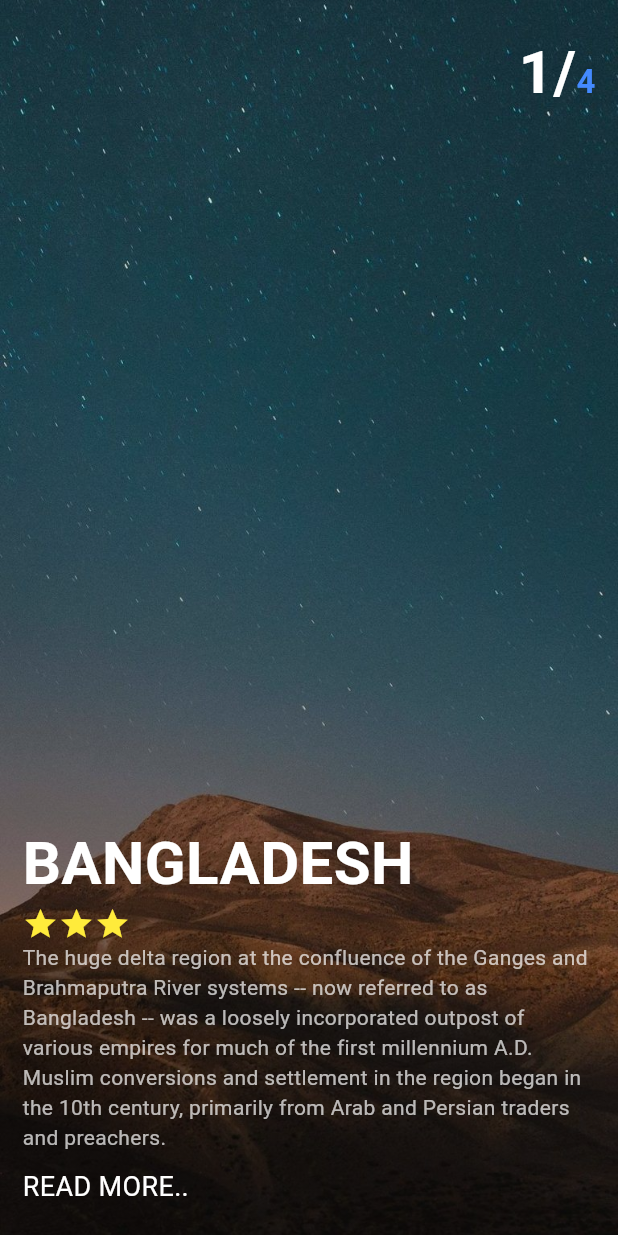
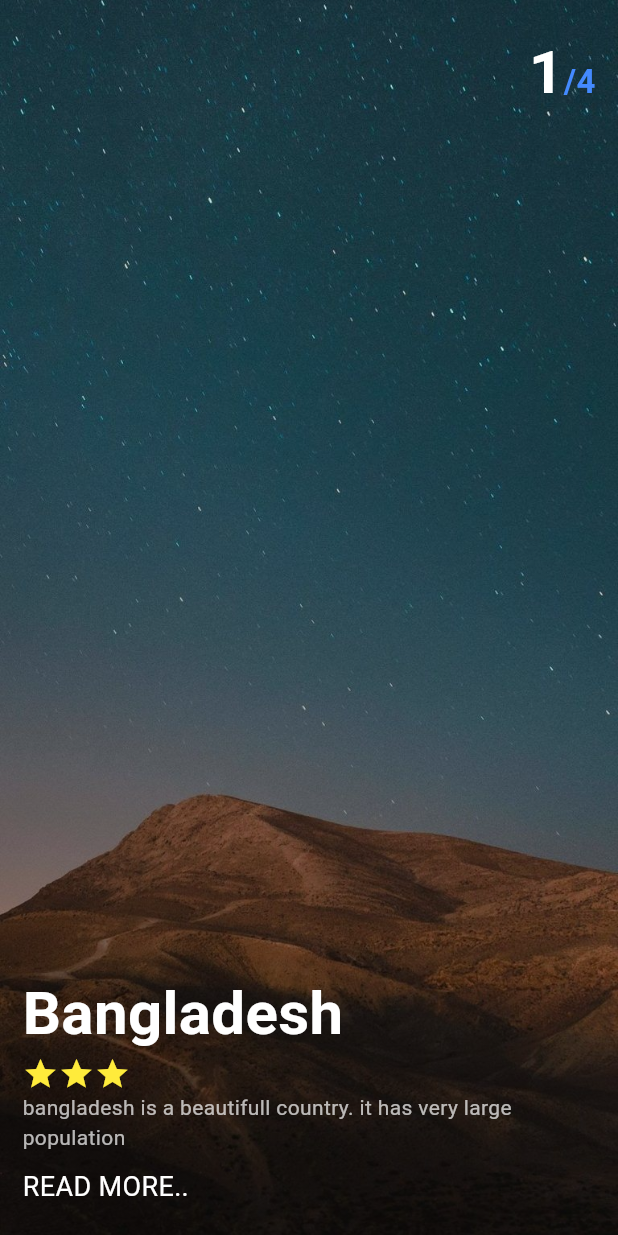
Before and after one commit to alazad214/Trip-App-UI-Design, a Flutter app: the screen it shows after launch, on a phone screen of 412 x 824 dp. Run offline on Flutter 3.47's test engine with Material 3 defaults, Android fonts, the phone set to English and light mode, and no system bars; our stand-ins replace get, lottie.

Commit message:
ui added

```diff
--- a/lib/screens/home_screen.dart
+++ b/lib/screens/home_screen.dart
@@ -9,25 +9,24 @@ class HomeScreen extends StatelessWidget {
       body: SafeArea(
         child: PageView(
           children: [
-            makepage(),
-            Container(
-              decoration: const BoxDecoration(color: Colors.amberAccent),
-            ),
-            Container(
-              decoration: const BoxDecoration(color: Colors.deepOrange),
-            ),
+            makepage("assets/images/pic1.jpg", "1", "Bangladesh",
+                "bangladesh is a beautifull country. it has very large population"),
+            makepage("assets/images/pic2.jpg", "2", "Pakistan",
+                "bangladesh is a beautifull country. it has very large population"),
+            makepage("assets/images/pic3.jpeg", "3", "India",
+                "bangladesh is a beautifull country. it has very large population"),
           ],
         ),
       ),
     );
   }
 
-  Widget makepage() {
+  Widget makepage(image, pageno, title, dis) {
     return Container(
-      decoration: const BoxDecoration(
+      decoration: BoxDecoration(
           image: DecorationImage(
               image: AssetImage(
-                "assets/images/pic1.jpg",
+                image,
               ),
               fit: BoxFit.cover)),
       child: Container(
@@ -43,22 +42,22 @@ class HomeScreen extends StatelessWidget {
         ])),
         child: Column(
           children: [
-            const Row(
+            Row(
               crossAxisAlignment: CrossAxisAlignment.end,
               mainAxisAlignment: MainAxisAlignment.end,
               children: [
                 Text.rich(
                   TextSpan(
                     children: [
-                      TextSpan(
-                        text: "1/",
-                        style: TextStyle(
+                       TextSpan(
+                        text: pageno,
+                        style: const TextStyle(
                             fontWeight: FontWeight.bold,
                             color: Colors.white,
                             fontSize: 40),
                       ),
-                      TextSpan(
-                        text: "4",
+                      const TextSpan(
+                        text: "/4",
                         style: TextStyle(
                             fontWeight: FontWeight.bold,
                             color: Colors.blueAccent,
@@ -74,8 +73,8 @@ class HomeScreen extends StatelessWidget {
               mainAxisAlignment: MainAxisAlignment.end,
               crossAxisAlignment: CrossAxisAlignment.stretch,
               children: [
-                const Text(
-                  "BANGLADESH",
+                Text(
+                  title,
                   style: TextStyle(
                       color: Colors.white,
                       fontWeight: FontWeight.bold,
@@ -90,8 +89,8 @@ class HomeScreen extends StatelessWidget {
                       )
                   ],
                 ),
-                const Text(
-                  "The huge delta region at the confluence of the Ganges and Brahmaputra River systems -- now referred to as Bangladesh -- was a loosely incorporated outpost of various empires for much of the first millennium A.D. Muslim conversions and settlement in the region began in the 10th century, primarily from Arab and Persian traders and preachers.",
+                Text(
+                  dis,
                   style: TextStyle(color: Colors.white70),
                 ),
                 const SizedBox(
--- a/lib/screens/splash_screen.dart
+++ b/lib/screens/splash_screen.dart
@@ -15,7 +15,7 @@ class _SplashState extends State<Splash> {
   @override
   void initState() {
     Future.delayed(const Duration(seconds: 5), () {
-      Get.offAll(HomeScreen());
+      Get.offAll(const HomeScreen());
     });
     super.initState();
   }
@@ -33,7 +33,7 @@ class _SplashState extends State<Splash> {
               alignment: Alignment.center,
               child: Center(
                   child:
-                      Lottie.asset("assets/animation/anim.json", height: 100)),
+                      Lottie.asset("assets/animations/anim.json", height: 100)),
             )
           ],
         )),
--- a/pubspec.yaml
+++ b/pubspec.yaml
@@ -65,6 +65,7 @@ flutter:
   # To add assets to your application, add an assets section, like this:
   assets:
     - assets/images/
+    - assets/animations/
 
 
   # An image asset can refer to one or more resolution-specific "variants", see
```
Also changed, not shown: assets/animations/anim.json (added, +1 -0 lines).
